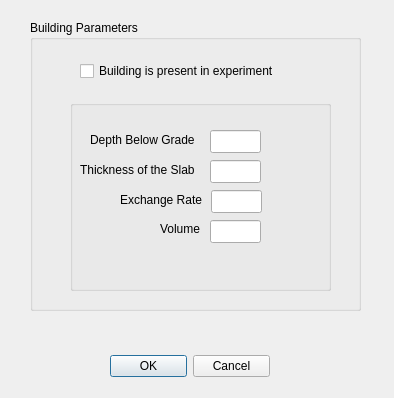
This is Experimental/VaporIntrusionGUI/VaporIntrusionDelegate/BuildingDialog.ui in perryiv/cadkit as Qt 5 draws it before an edit. The edited form follows.
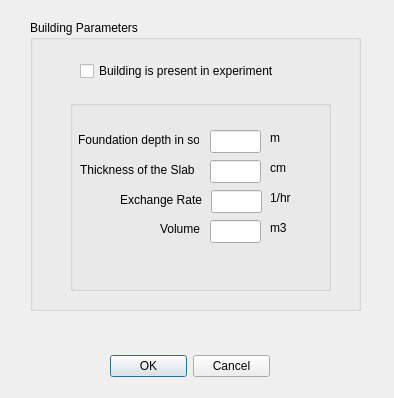
This is the edited form.

Commit message: - source and soil transparancies implemented.

Diff of the .ui file:
```diff
--- a/Experimental/VaporIntrusionGUI/VaporIntrusionDelegate/BuildingDialog.ui
+++ b/Experimental/VaporIntrusionGUI/VaporIntrusionDelegate/BuildingDialog.ui
@@ -85,17 +85,17 @@
       <string>Thickness of the Slab</string>
      </property>
     </widget>
-    <widget class="QLabel" name="label_9" >
-     <property name="geometry" >
+    <widget class="QLabel" name="label_9">
+     <property name="geometry">
       <rect>
-       <x>20</x>
+       <x>8</x>
        <y>30</y>
-       <width>109</width>
+       <width>121</width>
        <height>20</height>
       </rect>
      </property>
-     <property name="text" >
-      <string>Depth Below Grade</string>
+     <property name="text">
+      <string>Foundation depth in soil</string>
      </property>
     </widget>
     <widget class="QLabel" name="label_11" >
@@ -144,6 +144,58 @@
       </rect>
      </property>
     </widget>
+    <widget class="QLabel" name="label">
+     <property name="geometry">
+      <rect>
+       <x>200</x>
+       <y>30</y>
+       <width>16</width>
+       <height>16</height>
+      </rect>
+     </property>
+     <property name="text">
+      <string>m</string>
+     </property>
+    </widget>
+    <widget class="QLabel" name="label_2">
+     <property name="geometry">
+      <rect>
+       <x>200</x>
+       <y>60</y>
+       <width>16</width>
+       <height>16</height>
+      </rect>
+     </property>
+     <property name="text">
+      <string>cm</string>
+     </property>
+    </widget>
+    <widget class="QLabel" name="label_3">
+     <property name="geometry">
+      <rect>
+       <x>200</x>
+       <y>90</y>
+       <width>21</width>
+       <height>16</height>
+      </rect>
+     </property>
+     <property name="text">
+      <string>1/hr</string>
+     </property>
+    </widget>
+    <widget class="QLabel" name="label_5">
+     <property name="geometry">
+      <rect>
+       <x>200</x>
+       <y>120</y>
+       <width>16</width>
+       <height>16</height>
+      </rect>
+     </property>
+     <property name="text">
+      <string>m3</string>
+     </property>
+    </widget>
    </widget>
    <widget class="QCheckBox" name="_useBuilding" >
     <property name="geometry" >
```
Left out of the diff: 79 changed lines with no effect on the pictures. The commit also changes 8 other files.
